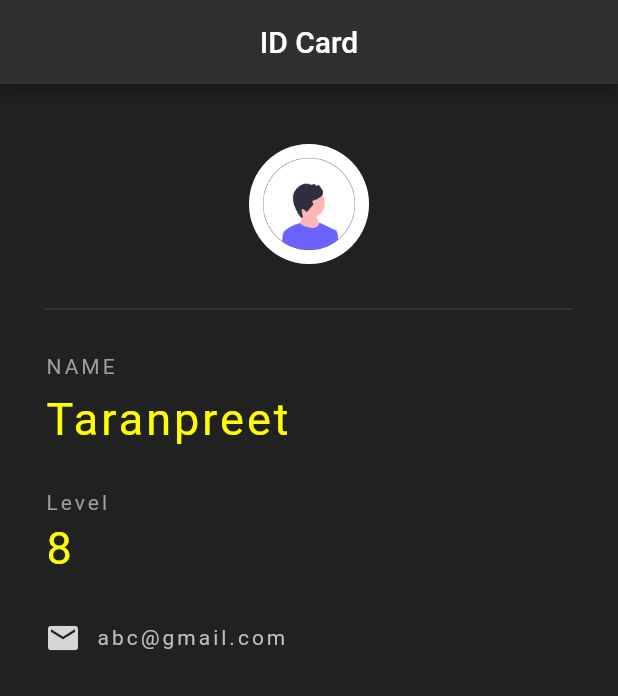
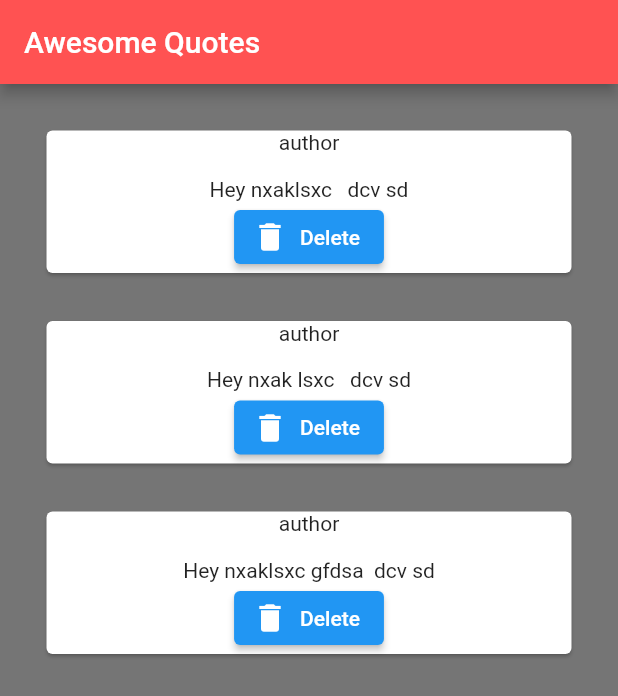
Before and after one commit to TaranPannu/FlutterApp, a Flutter app: the screen it shows after launch, on a phone screen of 412 x 824 dp. Shown: the top 696 px of the screen. Run offline on Flutter 3.47's test engine with Material 2 defaults, Android fonts, the light colour scheme and no system bars.

Commit message:
Card-delete

```diff
--- a/lib/main.dart
+++ b/lib/main.dart
@@ -1,53 +1,40 @@
 import 'package:flutter/material.dart';
-  void main(){// Fromhere execution of APP starts
+import 'package:flutternewapp/quotes.dart';
+import 'package:flutternewapp/quote_card.dart';
+  void main(){// From here execution of APP starts
 runApp(    MaterialApp( home: MyApp(),),);
   }
-class MyApp extends StatelessWidget {
+class MyApp extends StatefulWidget {
 
+  @override
+  State<MyApp> createState() => _MyAppState();
+}
+
+class _MyAppState extends State<MyApp> {
+    List<quotes> quote=[
+     quotes( quote:'Hey nxaklsxc   dcv sd',author:'author'),
+      quotes( quote:'Hey nxak lsxc   dcv sd',author:'author'),
+      quotes( quote:'Hey nxaklsxc gfdsa  dcv sd',author:'author')
+    ];
   @override
   Widget build(BuildContext context) {
     return Scaffold(
-
-      appBar: AppBar(title: Text("ID Card"),
-          centerTitle: true,
-          backgroundColor: Colors.grey[850]),
-      backgroundColor: Colors.grey[900],
-    body: Padding(
-      padding: EdgeInsets.fromLTRB(30.0,40.0,30.0,0),
-      child: Column(
-        crossAxisAlignment: CrossAxisAlignment.start,
-        children: [
-          Center(child: CircleAvatar(
-            radius: 40.0,
-            backgroundImage: AssetImage("assets/login.png"),
-          ),),
-Divider(height: 60.0,color: Colors.grey[800],),
-          Text("NAME",
-              style: TextStyle(color: Colors.grey,
-                  letterSpacing: 2.0,)),
-          SizedBox(height: 10.0,),//this box will not be visible but it is a kind of space in between
-          Text("Taranpreet",
-              style: TextStyle(color: Colors.yellowAccent,
-                  letterSpacing: 2.0,fontSize: 30.0)),
-          SizedBox(height: 30.0,),
-          Text("Level",
-              style: TextStyle(color: Colors.grey,
-                letterSpacing: 2.0,)),
-          SizedBox(height: 5.0,),
-          Text("8",
-              style: TextStyle(color: Colors.yellowAccent,
-                  letterSpacing: 2.0,fontSize: 30.0)),
-          SizedBox(height: 30.0,),
-
-          Row(children: [
-            Icon(Icons.email,color: Colors.grey[350],),
-            SizedBox(width: 10.0,),
-            Text("abc@gmail.com",style: TextStyle(color: Colors.grey[400],letterSpacing: 2.0),)
-          ],)
-        ],
+      backgroundColor: Colors.grey[600],
+      appBar: AppBar(title: Text("Awesome Quotes",),backgroundColor: Colors.redAccent,),
+      body: Padding(
+        padding: const EdgeInsets.all(15.0),
+        child: Column(
+          crossAxisAlignment: CrossAxisAlignment.stretch,
+          children:quote.map((e) {
+return QuoteCard(quote:e,
+delete:(){setState(() {
+  quote.remove(e);
+},
+);
+  } ,);
+    }).toList(),
+ ),
       ),
-    ),
-
     );
   }
 }
--- /dev/null
+++ b/lib/quote_card.dart
@@ -0,0 +1,29 @@
+import 'package:flutter/material.dart';
+import 'package:flutternewapp/quotes.dart';
+
+class QuoteCard extends StatelessWidget {
+  final quotes quote;
+
+  var delete;//final means this not gonna chamhnge over time;
+
+  QuoteCard({required this.quote, required this.delete});
+  @override
+  Widget build(BuildContext context) {
+    return Card(
+
+      margin: EdgeInsets.fromLTRB(16.0, 16.0, 16.0, 16.0),
+      child: Column(
+        children: [
+          Text("${quote.author}"),
+          SizedBox(height: 15.0),
+          Text("${quote.quote}"),
+          ElevatedButton.icon(onPressed: delete,
+            icon:Icon( Icons.delete),
+            label: Text("Delete"),
+
+          ),
+        ],
+      ),
+    );
+  }
+}
--- /dev/null
+++ b/lib/quotes.dart
@@ -0,0 +1,19 @@
+ class quotes{
+
+   String quote="";
+  String author="";
+
+   /*quotes(String quote,String author){
+     this.quote=quote;
+     this.author=author;
+   }*/
+//quotes ob=quotes("hdh si","john");
+ /*quotes({ required String quote,  String author=""}){
+   this.quote=quote;
+   this.author=author;
+ }
+  quotes ob=quotes(quote:"hdh si",author:"john");
+ */
+   quotes({ required this.author, this.quote=""});
+  // quotes ob=quotes(quote:"hdh si",author:"john");
+}
```
Also changed, not shown: 1 other file.
